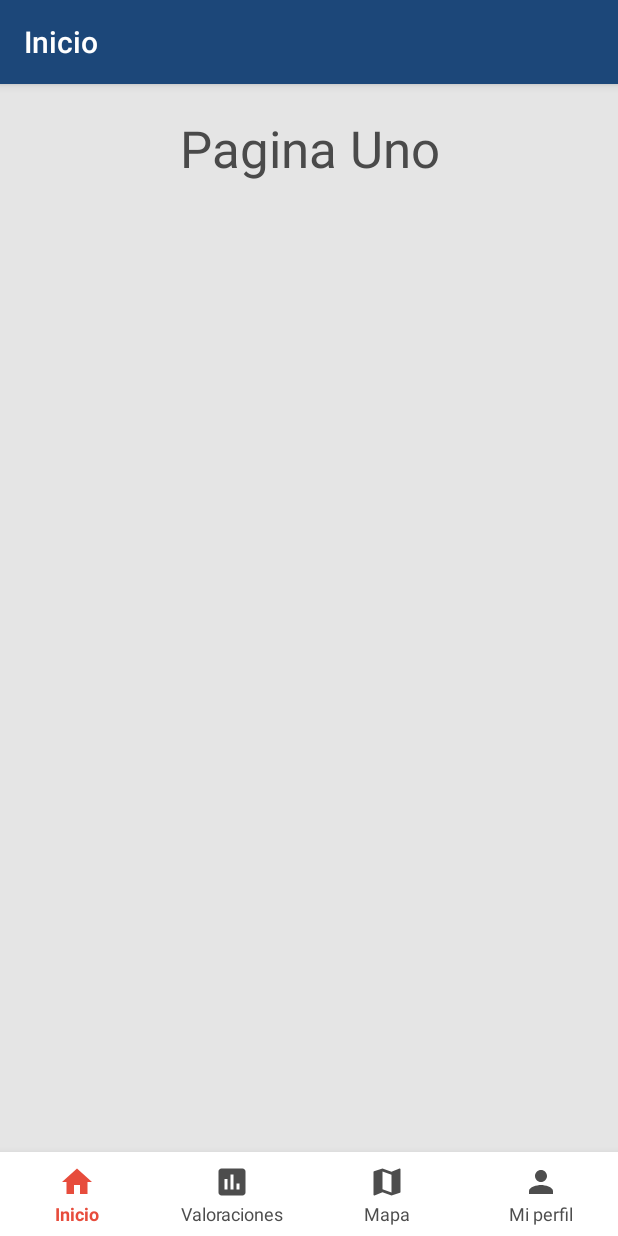
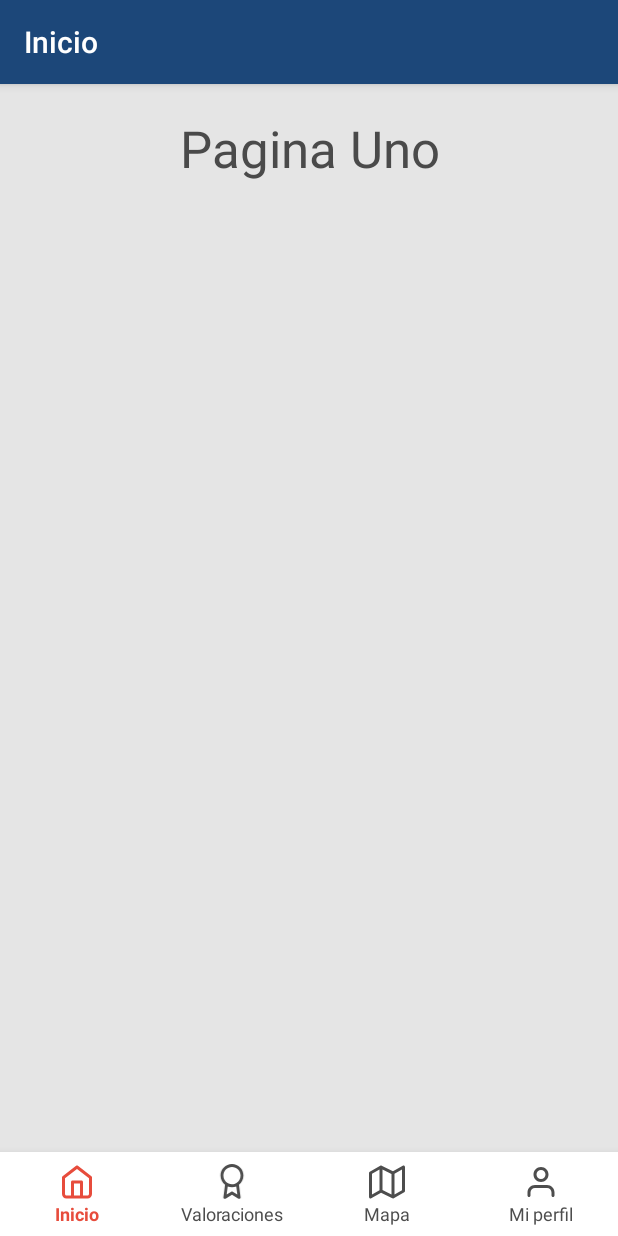
Before and after one commit to NicolasU-N/MyTransport, an Android app: the MainActivity screen opened directly, with no data from a screen before it, on a phone screen of 412 x 824 dp. Run offline under Robolectric (Android 15) with nearby library versions, the phone set to English and light mode, and no system bars.

Commit message:
Cambio de iconos Bottom Navigation Bar

```diff
--- a/app/build.gradle
+++ b/app/build.gradle
@@ -17,6 +17,9 @@ android {
             proguardFiles getDefaultProguardFile('proguard-android.txt'), 'proguard-rules.pro'
         }
     }
+    sourceSets {
+        main { res.srcDirs = ['src/main/res', 'src/main/res/drawable/bottom_navigation_bar'] }
+    }
 }
 
 dependencies {
--- a/app/src/main/res/drawable/ic_home_black_24dp.xml
+++ /dev/null
@@ -1,9 +0,0 @@
-<vector xmlns:android="http://schemas.android.com/apk/res/android"
-    android:width="24dp"
-    android:height="24dp"
-    android:viewportWidth="24.0"
-    android:viewportHeight="24.0">
-    <path
-        android:fillColor="#FF000000"
-        android:pathData="M10,20v-6h4v6h5v-8h3L12,3 2,12h3v8z" />
-</vector>
--- /dev/null
+++ b/app/src/main/res/drawable/ic_home_bottom_nav_bar.xml
@@ -0,0 +1,10 @@
+<vector xmlns:android="http://schemas.android.com/apk/res/android"
+    android:width="30dp"
+    android:height="30dp"
+    android:viewportWidth="30"
+    android:viewportHeight="30">
+  <path
+      android:pathData="M2.9826,10.2633L14.2326,1.5133C14.684,1.1622 15.316,1.1622 15.7674,1.5133L27.0174,10.2633C27.3219,10.5001 27.5,10.8643 27.5,11.25V25C27.5,27.0711 25.8211,28.75 23.75,28.75H18.75H11.25H6.25C4.1789,28.75 2.5,27.0711 2.5,25V11.25C2.5,10.8643 2.6781,10.5001 2.9826,10.2633ZM12.5,26.25H17.5V16.25H12.5V26.25ZM20,26.25V15C20,14.3096 19.4404,13.75 18.75,13.75H11.25C10.5596,13.75 10,14.3096 10,15V26.25H6.25C5.5596,26.25 5,25.6904 5,25V11.8614L15,4.0836L25,11.8614V25C25,25.6904 24.4404,26.25 23.75,26.25H20Z"
+      android:fillColor="#000000"
+      android:fillType="evenOdd"/>
+</vector>
--- a/app/src/main/res/drawable/ic_insert_chart_black_24dp.xml
+++ /dev/null
@@ -1,9 +0,0 @@
-<vector xmlns:android="http://schemas.android.com/apk/res/android"
-        android:width="24dp"
-        android:height="24dp"
-        android:viewportWidth="24.0"
-        android:viewportHeight="24.0">
-    <path
-        android:fillColor="#FF000000"
-        android:pathData="M19,3L5,3c-1.1,0 -2,0.9 -2,2v14c0,1.1 0.9,2 2,2h14c1.1,0 2,-0.9 2,-2L21,5c0,-1.1 -0.9,-2 -2,-2zM9,17L7,17v-7h2v7zM13,17h-2L11,7h2v10zM17,17h-2v-4h2v4z"/>
-</vector>
--- a/app/src/main/res/drawable/ic_map_black_24dp.xml
+++ /dev/null
@@ -1,9 +0,0 @@
-<vector xmlns:android="http://schemas.android.com/apk/res/android"
-        android:width="24dp"
-        android:height="24dp"
-        android:viewportWidth="24.0"
-        android:viewportHeight="24.0">
-    <path
-        android:fillColor="#FF000000"
-        android:pathData="M20.5,3l-0.16,0.03L15,5.1 9,3 3.36,4.9c-0.21,0.07 -0.36,0.25 -0.36,0.48V20.5c0,0.28 0.22,0.5 0.5,0.5l0.16,-0.03L9,18.9l6,2.1 5.64,-1.9c0.21,-0.07 0.36,-0.25 0.36,-0.48V3.5c0,-0.28 -0.22,-0.5 -0.5,-0.5zM15,19l-6,-2.11V5l6,2.11V19z"/>
-</vector>
--- /dev/null
+++ b/app/src/main/res/drawable/ic_map_bottom_nav_bar.xml
@@ -0,0 +1,10 @@
+<vector xmlns:android="http://schemas.android.com/apk/res/android"
+    android:width="30dp"
+    android:height="30dp"
+    android:viewportWidth="30"
+    android:viewportHeight="30">
+  <path
+      android:pathData="M1.8702,28.5853L10.0393,23.9172L19.419,28.6071C19.5802,28.6918 19.7621,28.7424 19.9552,28.7492C19.9842,28.7503 20.0132,28.7503 20.0422,28.7493C20.2597,28.7421 20.4631,28.6793 20.6386,28.5748L29.3702,23.5853C29.7596,23.3628 30,22.9486 30,22.5V2.5C30,1.5402 28.9631,0.9385 28.1298,1.4147L19.9607,6.0828L10.559,1.382C10.1852,1.1951 9.7427,1.2074 9.3798,1.4147L0.6298,6.4147C0.2404,6.6373 0,7.0514 0,7.5V27.5C0,28.4598 1.0368,29.0615 1.8702,28.5853ZM21.25,25.3461L27.5,21.7746V4.654L21.25,8.2254V25.3461ZM18.75,8.2726L11.25,4.5226V21.7275L18.75,25.4775V8.2726ZM2.5,25.346V8.2254L8.75,4.654V21.7746L2.5,25.346Z"
+      android:fillColor="#000000"
+      android:fillType="evenOdd"/>
+</vector>
--- a/app/src/main/res/drawable/ic_person_black_24dp.xml
+++ /dev/null
@@ -1,9 +0,0 @@
-<vector xmlns:android="http://schemas.android.com/apk/res/android"
-        android:width="24dp"
-        android:height="24dp"
-        android:viewportWidth="24.0"
-        android:viewportHeight="24.0">
-    <path
-        android:fillColor="#FF000000"
-        android:pathData="M12,12c2.21,0 4,-1.79 4,-4s-1.79,-4 -4,-4 -4,1.79 -4,4 1.79,4 4,4zM12,14c-2.67,0 -8,1.34 -8,4v2h16v-2c0,-2.66 -5.33,-4 -8,-4z"/>
-</vector>
--- /dev/null
+++ b/app/src/main/res/drawable/ic_user_bottom_nav_bar.xml
@@ -0,0 +1,10 @@
+<vector xmlns:android="http://schemas.android.com/apk/res/android"
+    android:width="30dp"
+    android:height="30dp"
+    android:viewportWidth="30"
+    android:viewportHeight="30">
+  <path
+      android:pathData="M15,15C11.5482,15 8.75,12.2018 8.75,8.75C8.75,5.2982 11.5482,2.5 15,2.5C18.4518,2.5 21.25,5.2982 21.25,8.75C21.25,12.2018 18.4518,15 15,15ZM26.25,26.25V23.75C26.25,20.2982 23.4518,17.5 20,17.5H10C6.5482,17.5 3.75,20.2982 3.75,23.75V26.25C3.75,26.9404 4.3096,27.5 5,27.5C5.6904,27.5 6.25,26.9404 6.25,26.25V23.75C6.25,21.6789 7.9289,20 10,20H20C22.0711,20 23.75,21.6789 23.75,23.75V26.25C23.75,26.9404 24.3096,27.5 25,27.5C25.6904,27.5 26.25,26.9404 26.25,26.25ZM18.75,8.75C18.75,10.8211 17.0711,12.5 15,12.5C12.9289,12.5 11.25,10.8211 11.25,8.75C11.25,6.6789 12.9289,5 15,5C17.0711,5 18.75,6.6789 18.75,8.75Z"
+      android:fillColor="#000000"
+      android:fillType="evenOdd"/>
+</vector>
--- /dev/null
+++ b/app/src/main/res/drawable/ic_users_perfil.xml
@@ -0,0 +1,10 @@
+<vector xmlns:android="http://schemas.android.com/apk/res/android"
+    android:width="93dp"
+    android:height="81dp"
+    android:viewportWidth="93"
+    android:viewportHeight="81">
+  <path
+      android:pathData="M34.875,40.5C24.1745,40.5 15.5,32.9448 15.5,23.625C15.5,14.3052 24.1745,6.75 34.875,6.75C45.5755,6.75 54.25,14.3052 54.25,23.625C54.25,32.9448 45.5755,40.5 34.875,40.5ZM69.75,70.875V64.125C69.75,54.8052 61.0755,47.25 50.375,47.25H19.375C8.6745,47.25 0,54.8052 0,64.125V70.875C0,72.739 1.7349,74.25 3.875,74.25C6.0151,74.25 7.75,72.739 7.75,70.875V64.125C7.75,58.5331 12.9547,54 19.375,54H50.375C56.7953,54 62,58.5331 62,64.125V70.875C62,72.739 63.7349,74.25 65.875,74.25C68.0151,74.25 69.75,72.739 69.75,70.875ZM93,64.125V70.875C93,72.739 91.2651,74.25 89.125,74.25C86.9849,74.25 85.25,72.739 85.25,70.875V64.1275C85.246,59.5133 81.6608,55.4851 76.5312,54.3316C74.4591,53.8656 73.213,52.0248 73.748,50.22C74.2831,48.4152 76.3966,47.3299 78.4688,47.7959C87.018,49.7185 92.9934,56.4322 93,64.125ZM61.0388,13.8333C66.1827,14.9804 69.7804,19.0173 69.7804,23.6419C69.7804,28.2665 66.1827,32.3034 61.0388,33.4505C58.9656,33.9128 57.7153,35.7514 58.2461,37.5571C58.7769,39.3628 60.8879,40.4519 62.9612,39.9895C71.5342,38.0777 77.5304,31.3496 77.5304,23.6419C77.5304,15.9342 71.5342,9.206 62.9612,7.2942C60.8879,6.8319 58.7769,7.9209 58.2461,9.7266C57.7153,11.5323 58.9656,13.3709 61.0388,13.8333ZM46.5,23.625C46.5,29.2169 41.2953,33.75 34.875,33.75C28.4547,33.75 23.25,29.2169 23.25,23.625C23.25,18.0331 28.4547,13.5 34.875,13.5C41.2953,13.5 46.5,18.0331 46.5,23.625Z"
+      android:fillColor="#000000"
+      android:fillType="evenOdd"/>
+</vector>
--- /dev/null
+++ b/app/src/main/res/drawable/ic_valoracion_bottom_nav_bar.xml
@@ -0,0 +1,10 @@
+<vector xmlns:android="http://schemas.android.com/apk/res/android"
+    android:width="30dp"
+    android:height="31dp"
+    android:viewportWidth="30"
+    android:viewportHeight="31">
+  <path
+      android:pathData="M8.9244,17.9434C6.5385,16.1158 5,13.2376 5,10C5,4.4771 9.4771,0 15,0C20.5228,0 25,4.4771 25,10C25,13.2369 23.4621,16.1146 21.077,17.9423L22.4891,28.5856C22.6268,29.6232 21.5044,30.3604 20.6069,29.8219L15,26.4577L9.3931,29.8219C8.4955,30.3604 7.3731,29.6231 7.5109,28.5854L8.9244,17.9434ZM11.2687,19.2807L10.3306,26.3439L14.3569,23.9281C14.7527,23.6906 15.2473,23.6906 15.6431,23.9281L19.6699,26.3442L18.7326,19.2801C17.5793,19.7444 16.3195,20 15,20C13.681,20 12.4217,19.7446 11.2687,19.2807ZM19.1632,16.2393C19.0919,16.2762 19.0248,16.3197 18.9627,16.3689C17.8129,17.0858 16.4548,17.5 15,17.5C10.8579,17.5 7.5,14.1421 7.5,10C7.5,5.8579 10.8579,2.5 15,2.5C19.1421,2.5 22.5,5.8579 22.5,10C22.5,12.6018 21.1751,14.8942 19.1632,16.2393Z"
+      android:fillColor="#000000"
+      android:fillType="evenOdd"/>
+</vector>
--- a/app/src/main/res/menu/navigation.xml
+++ b/app/src/main/res/menu/navigation.xml
@@ -3,22 +3,22 @@
 
     <item
         android:id="@+id/navigation_inicio"
-        android:icon="@drawable/ic_home_black_24dp"
+        android:icon="@drawable/ic_home_bottom_nav_bar"
         android:title="@string/titulo_inico" />
 
     <item
         android:id="@+id/navigation_valoraciones"
-        android:icon="@drawable/ic_insert_chart_black_24dp"
+        android:icon="@drawable/ic_valoracion_bottom_nav_bar"
         android:title="@string/titulo_valora" />
 
     <item
         android:id="@+id/navigation_mapa"
-        android:icon="@drawable/ic_map_black_24dp"
+        android:icon="@drawable/ic_map_bottom_nav_bar"
         android:title="@string/titulo_mapa" />
 
     <item
         android:id="@+id/navigation_perfil"
-        android:icon="@drawable/ic_person_black_24dp"
+        android:icon="@drawable/ic_user_bottom_nav_bar"
         android:title="@string/titulo_perfil" />
 
 </menu>
```
Also changed, not shown: 1 other file.
